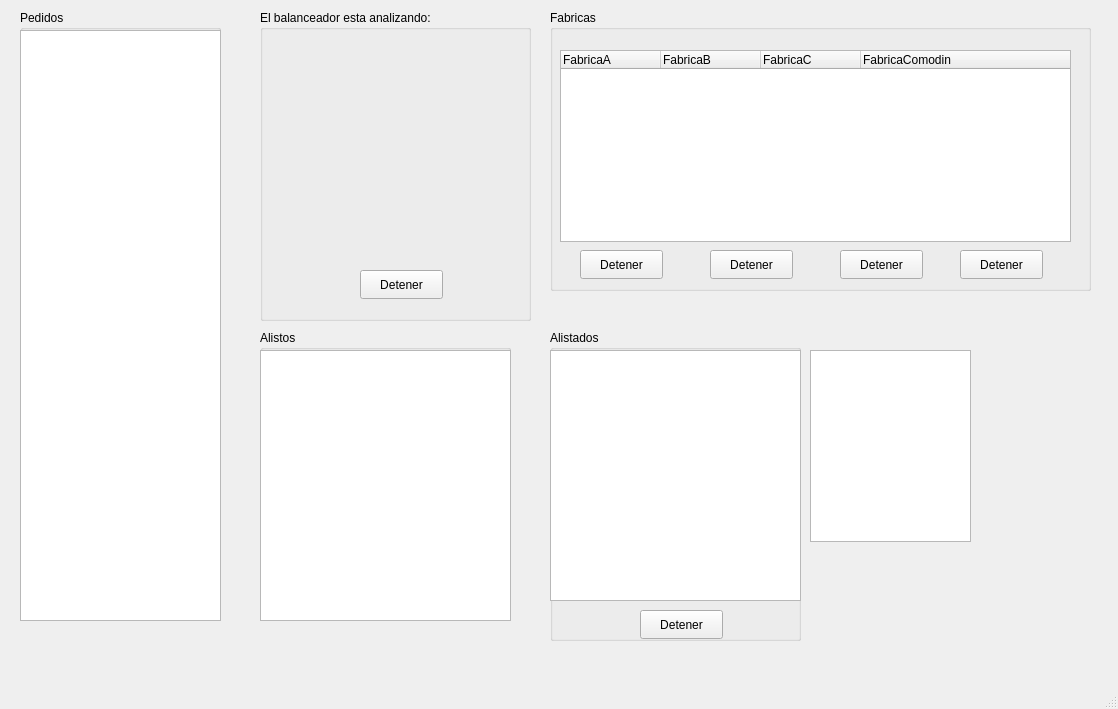
Qt form mainwindow.ui (Josue-Echeverria/ProyectoED1) before a commit.
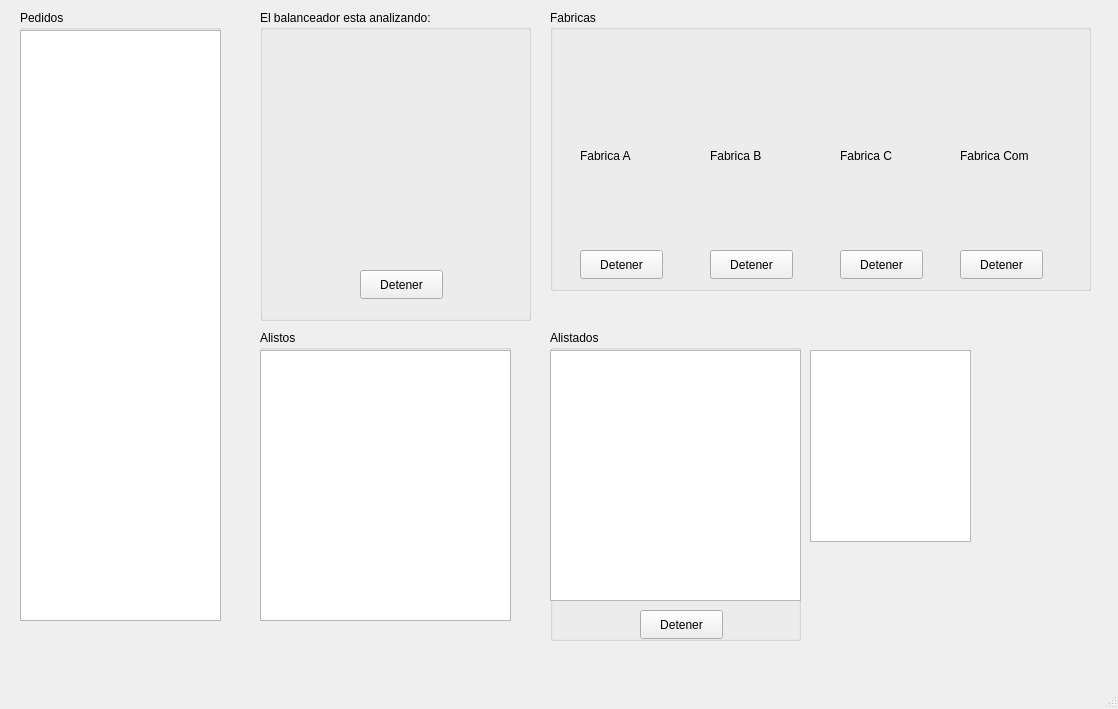
The same form after that commit.

The edit to the form file:
```diff
--- a/mainwindow.ui
+++ b/mainwindow.ui
@@ -55,39 +55,6 @@
     <property name="title">
      <string>Fabricas</string>
     </property>
-    <widget class="QTreeWidget" name="treeWidget_fabricas">
-     <property name="geometry">
-      <rect>
-       <x>10</x>
-       <y>40</y>
-       <width>511</width>
-       <height>192</height>
-      </rect>
-     </property>
-     <property name="columnCount">
-      <number>4</number>
-     </property>
-     <column>
-      <property name="text">
-       <string>FabricaA</string>
-      </property>
-     </column>
-     <column>
-      <property name="text">
-       <string>FabricaB</string>
-      </property>
-     </column>
-     <column>
-      <property name="text">
-       <string>FabricaC</string>
-      </property>
-     </column>
-     <column>
-      <property name="text">
-       <string>FabricaComodin</string>
-      </property>
-     </column>
-    </widget>
     <widget class="QPushButton" name="pushButton_detenerfabrica_a">
      <property name="geometry">
       <rect>
@@ -140,6 +107,58 @@
       <string>Detener</string>
      </property>
     </widget>
+    <widget class="QLabel" name="labelFabA">
+     <property name="geometry">
+      <rect>
+       <x>30</x>
+       <y>70</y>
+       <width>81</width>
+       <height>151</height>
+      </rect>
+     </property>
+     <property name="text">
+      <string>Fabrica A</string>
+     </property>
+    </widget>
+    <widget class="QLabel" name="labelFabB">
+     <property name="geometry">
+      <rect>
+       <x>160</x>
+       <y>70</y>
+       <width>81</width>
+       <height>151</height>
+      </rect>
+     </property>
+     <property name="text">
+      <string>Fabrica B</string>
+     </property>
+    </widget>
+    <widget class="QLabel" name="labelFabC">
+     <property name="geometry">
+      <rect>
+       <x>290</x>
+       <y>70</y>
+       <width>81</width>
+       <height>151</height>
+      </rect>
+     </property>
+     <property name="text">
+      <string>Fabrica C</string>
+     </property>
+    </widget>
+    <widget class="QLabel" name="labelFabCom">
+     <property name="geometry">
+      <rect>
+       <x>410</x>
+       <y>70</y>
+       <width>81</width>
+       <height>151</height>
+      </rect>
+     </property>
+     <property name="text">
+      <string>Fabrica Com</string>
+     </property>
+    </widget>
    </widget>
    <widget class="QGroupBox" name="groupBox_colaAlistos">
     <property name="geometry">
```
Left out of the diff: 2 changed lines with no effect on the pictures.
